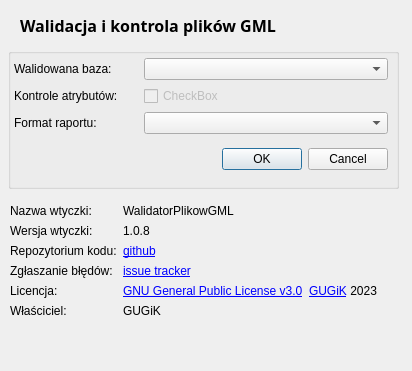
This is walidatorPlikowGML_dialog_base.ui in MarcinLebiecki/WalidatorPlikowGML as Qt 5 draws it before an edit. The edited form follows.
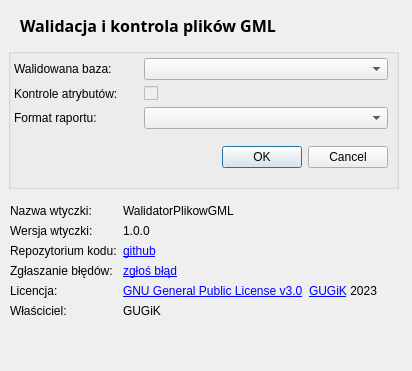
This is the edited form. Icons and pictures are not drawn.

Patch:
```diff
--- a/walidatorPlikowGML_dialog_base.ui
+++ b/walidatorPlikowGML_dialog_base.ui
@@ -100,7 +100,7 @@
         <bool>false</bool>
        </property>
        <property name="text">
-        <string>CheckBox</string>
+        <string/>
        </property>
       </widget>
      </item>
@@ -179,7 +179,7 @@
       <item row="1" column="1">
        <widget class="QLabel" name="label_14">
         <property name="text">
-         <string>1.0.8</string>
+         <string>1.0.0</string>
         </property>
        </widget>
       </item>
@@ -224,7 +224,7 @@
       <item row="3" column="1">
        <widget class="QLabel" name="label_13">
         <property name="text">
-         <string>&lt;a href=&quot;https://github.com/MarcinLebiecki/WalidatorPlikowGML/issues&quot;&gt;issue tracker&lt;/a&gt;</string>
+         <string>&lt;a href=&quot;https://github.com/MarcinLebiecki/WalidatorPlikowGML/issues&quot;&gt;zgłoś błąd&lt;/a&gt;</string>
         </property>
         <property name="openExternalLinks">
          <bool>true</bool>
```
